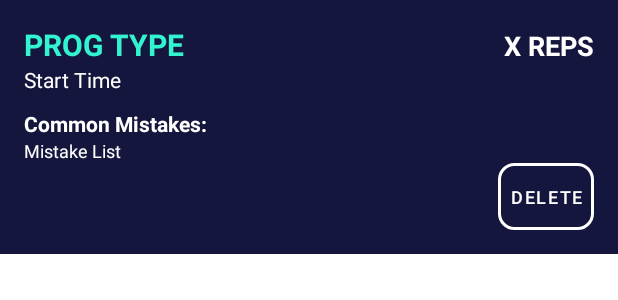
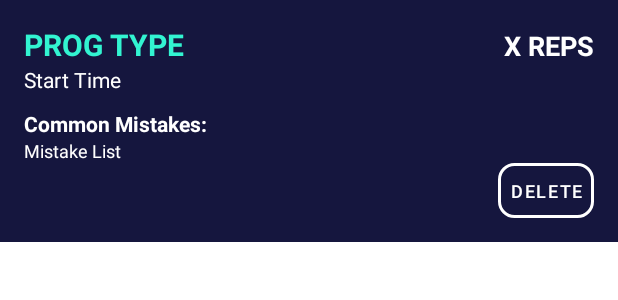
Before and after one commit to boladss/progress-up, an Android app: the layout session_list_item.xml on its own in the app's theme, with its tools: preview values and no code run, on a phone screen of 412 x 824 dp. Shown: the top 300 px of the screen. Run offline under Robolectric (Android 15) with nearby library versions, the phone set to English and light mode, and no system bars.

Commit message:
style: update buttons

```diff
--- a/app/src/main/res/layout/activity_main.xml
+++ b/app/src/main/res/layout/activity_main.xml
@@ -89,6 +89,7 @@
                     android:layout_marginTop="12dp"
                     android:layout_marginBottom="24dp"
                     android:background="@drawable/button_white_outline"
+                    android:textColor="@color/white"
                     android:text="@string/pu_logs_button" />
             </LinearLayout>
 
--- a/app/src/main/res/layout/select_push_up_view.xml
+++ b/app/src/main/res/layout/select_push_up_view.xml
@@ -59,6 +59,7 @@
                 android:minHeight="0dp"
                 android:minWidth="0dp"
                 android:background="@drawable/button_white_outline"
+                android:textColor="@color/white"
                 android:text="@string/pu_prog_form_guide"
                 />
 
@@ -73,6 +74,7 @@
                 android:minHeight="0dp"
                 android:minWidth="0dp"
                 android:background="@drawable/button_white_outline"
+                android:textColor="@color/white"
                 android:text="@string/pu_prog_exercise_logs"
                 />
 
--- a/app/src/main/res/layout/session_list_item.xml
+++ b/app/src/main/res/layout/session_list_item.xml
@@ -85,8 +85,9 @@
         android:textSize="12sp"
         android:minHeight="0dp"
         android:minWidth="0dp"
-        android:padding="8dp"
+        android:paddingHorizontal="8dp"
         android:background="@drawable/button_white_outline"
+        android:textColor="@color/white"
         android:text="Delete"
         android:focusable="false"
         android:clickable="false"
```
